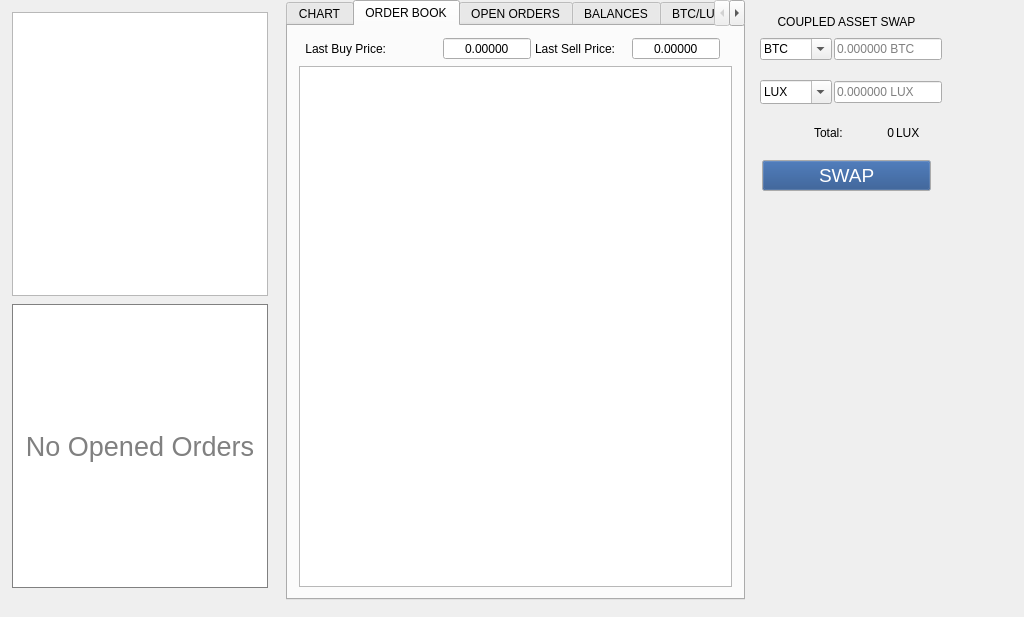
This is src/qt/forms/luxgatedialog.ui in LUX-Core/lux as Qt 5 draws it before an edit. The edited form follows.
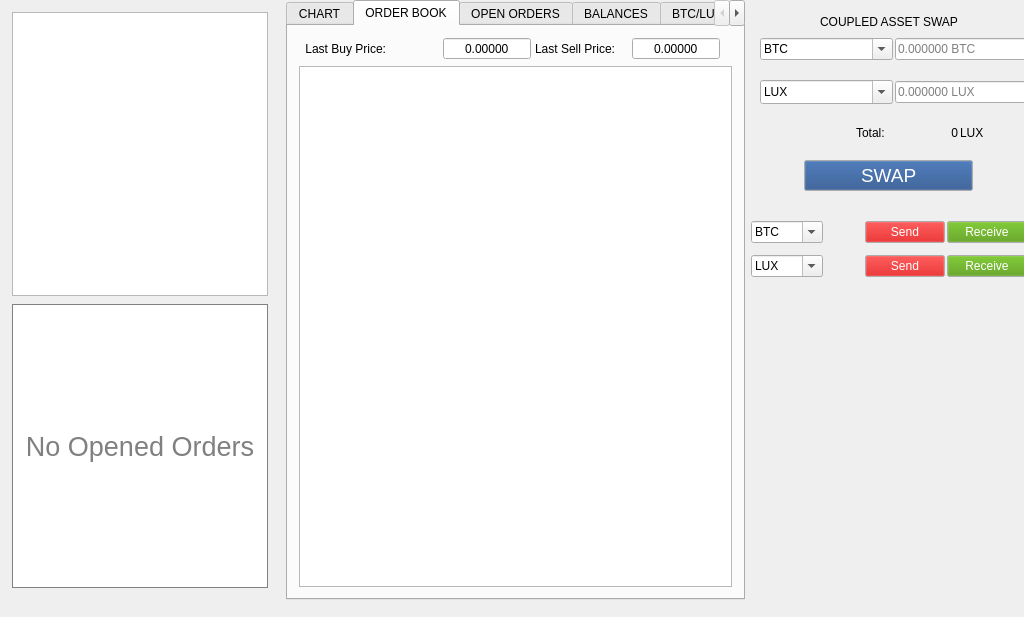
This is the edited form. Icons and pictures are not drawn.

Commit message: Add swap action panel

The edit to the form file:
```diff
--- a/src/qt/forms/luxgatedialog.ui
+++ b/src/qt/forms/luxgatedialog.ui
@@ -1571,6 +1571,447 @@
           <property name="bottomMargin">
            <number>0</number>
           </property>
+          <item>
+           <widget class="QWidget" name="source_action" native="true">
+            <property name="sizePolicy">
+             <sizepolicy hsizetype="Preferred" vsizetype="Fixed">
+              <horstretch>0</horstretch>
+              <verstretch>0</verstretch>
+             </sizepolicy>
+            </property>
+            <layout class="QHBoxLayout" name="Source_Action">
+             <property name="spacing">
+              <number>2</number>
+             </property>
+             <property name="leftMargin">
+              <number>0</number>
+             </property>
+             <property name="topMargin">
+              <number>0</number>
+             </property>
+             <property name="rightMargin">
+              <number>0</number>
+             </property>
+             <property name="bottomMargin">
+              <number>0</number>
+             </property>
+             <item>
+              <widget class="QComboBox" name="comboBox_3">
+               <property name="editable">
+                <bool>true</bool>
+               </property>
+               <property name="currentText">
+                <string>BTC</string>
+               </property>
+              </widget>
+             </item>
+             <item>
+              <spacer name="horizontalSpacer_2">
+               <property name="orientation">
+                <enum>Qt::Horizontal</enum>
+               </property>
+               <property name="sizeType">
+                <enum>QSizePolicy::Preferred</enum>
+               </property>
+               <property name="sizeHint" stdset="0">
+                <size>
+                 <width>40</width>
+                 <height>20</height>
+                </size>
+               </property>
+              </spacer>
+             </item>
+             <item>
+              <widget class="QPushButton" name="pushButton_2">
+               <property name="sizePolicy">
+                <sizepolicy hsizetype="Preferred" vsizetype="Fixed">
+                 <horstretch>0</horstretch>
+                 <verstretch>0</verstretch>
+                </sizepolicy>
+               </property>
+               <property name="palette">
+                <palette>
+                 <active>
+                  <colorrole role="Button">
+                   <brush brushstyle="SolidPattern">
+                    <color alpha="255">
+                     <red>204</red>
+                     <green>0</green>
+                     <blue>0</blue>
+                    </color>
+                   </brush>
+                  </colorrole>
+                  <colorrole role="ButtonText">
+                   <brush brushstyle="SolidPattern">
+                    <color alpha="255">
+                     <red>255</red>
+                     <green>255</green>
+                     <blue>255</blue>
+                    </color>
+                   </brush>
+                  </colorrole>
+                 </active>
+                 <inactive>
+                  <colorrole role="Button">
+                   <brush brushstyle="SolidPattern">
+                    <color alpha="255">
+                     <red>204</red>
+                     <green>0</green>
+                     <blue>0</blue>
+                    </color>
+                   </brush>
+                  </colorrole>
+                  <colorrole role="ButtonText">
+                   <brush brushstyle="SolidPattern">
+                    <color alpha="255">
+                     <red>255</red>
+                     <green>255</green>
+                     <blue>255</blue>
+                    </color>
+                   </brush>
+                  </colorrole>
+                 </inactive>
+                 <disabled>
+                  <colorrole role="Button">
+                   <brush brushstyle="SolidPattern">
+                    <color alpha="255">
+                     <red>204</red>
+                     <green>0</green>
+                     <blue>0</blue>
+                    </color>
+                   </brush>
+                  </colorrole>
+                  <colorrole role="ButtonText">
+                   <brush brushstyle="SolidPattern">
+                    <color alpha="255">
+                     <red>190</red>
+                     <green>190</green>
+                     <blue>190</blue>
+                    </color>
+                   </brush>
+                  </colorrole>
+                 </disabled>
+                </palette>
+               </property>
+               <property name="text">
+                <string>Send</string>
+               </property>
+              </widget>
+             </item>
+             <item>
+              <widget class="QPushButton" name="pushButton">
+               <property name="sizePolicy">
+                <sizepolicy hsizetype="Preferred" vsizetype="Fixed">
+                 <horstretch>0</horstretch>
+                 <verstretch>0</verstretch>
+                </sizepolicy>
+               </property>
+               <property name="palette">
+                <palette>
+                 <active>
+                  <colorrole role="Button">
+                   <brush brushstyle="SolidPattern">
+                    <color alpha="255">
+                     <red>78</red>
+                     <green>154</green>
+                     <blue>6</blue>
+                    </color>
+                   </brush>
+                  </colorrole>
+                  <colorrole role="Text">
+                   <brush brushstyle="SolidPattern">
+                    <color alpha="255">
+                     <red>255</red>
+                     <green>255</green>
+                     <blue>255</blue>
+                    </color>
+                   </brush>
+                  </colorrole>
+                  <colorrole role="ButtonText">
+                   <brush brushstyle="SolidPattern">
+                    <color alpha="255">
+                     <red>255</red>
+                     <green>255</green>
+                     <blue>255</blue>
+                    </color>
+                   </brush>
+                  </colorrole>
+                 </active>
+                 <inactive>
+                  <colorrole role="Button">
+                   <brush brushstyle="SolidPattern">
+                    <color alpha="255">
+                     <red>78</red>
+                     <green>154</green>
+                     <blue>6</blue>
+                    </color>
+                   </brush>
+                  </colorrole>
+                  <colorrole role="Text">
+                   <brush brushstyle="SolidPattern">
+                    <color alpha="255">
+                     <red>255</red>
+                     <green>255</green>
+                     <blue>255</blue>
+                    </color>
+                   </brush>
+                  </colorrole>
+                  <colorrole role="ButtonText">
+                   <brush brushstyle="SolidPattern">
+                    <color alpha="255">
+                     <red>255</red>
+                     <green>255</green>
+                     <blue>255</blue>
+                    </color>
+                   </brush>
+                  </colorrole>
+                 </inactive>
+                 <disabled>
+                  <colorrole role="Button">
+                   <brush brushstyle="SolidPattern">
+                    <color alpha="255">
+                     <red>78</red>
+                     <green>154</green>
+                     <blue>6</blue>
+                    </color>
+                   </brush>
+                  </colorrole>
+                  <colorrole role="Text">
+                   <brush brushstyle="SolidPattern">
+                    <color alpha="255">
+                     <red>190</red>
+                     <green>190</green>
+                     <blue>190</blue>
+                    </color>
+                   </brush>
+                  </colorrole>
+                  <colorrole role="ButtonText">
+                   <brush brushstyle="SolidPattern">
+                    <color alpha="255">
+                     <red>190</red>
+                     <green>190</green>
+                     <blue>190</blue>
+                    </color>
+                   </brush>
+                  </colorrole>
+                 </disabled>
+                </palette>
+               </property>
+               <property name="text">
+                <string>Receive</string>
+               </property>
+              </widget>
+             </item>
+            </layout>
+           </widget>
+          </item>
+          <item>
+           <widget class="QWidget" name="dest_action" native="true">
+            <property name="sizePolicy">
+             <sizepolicy hsizetype="Preferred" vsizetype="Fixed">
+              <horstretch>0</horstretch>
+              <verstretch>0</verstretch>
+             </sizepolicy>
+            </property>
+            <layout class="QHBoxLayout" name="horizontalLayout_3">
+             <property name="spacing">
+              <number>2</number>
+             </property>
+             <property name="leftMargin">
+              <number>0</number>
+             </property>
+             <property name="topMargin">
+              <number>0</number>
+             </property>
+             <property name="rightMargin">
+              <number>0</number>
+             </property>
+             <property name="bottomMargin">
+              <number>0</number>
+             </property>
+             <item>
+              <widget class="QComboBox" name="comboBox_4">
+               <property name="editable">
+                <bool>true</bool>
+               </property>
+               <property name="currentText">
+                <string>LUX</string>
+               </property>
+              </widget>
+             </item>
+             <item>
+              <spacer name="horizontalSpacer_6">
+               <property name="orientation">
+                <enum>Qt::Horizontal</enum>
+               </property>
+               <property name="sizeType">
+                <enum>QSizePolicy::Preferred</enum>
+               </property>
+               <property name="sizeHint" stdset="0">
+                <size>
+                 <width>40</width>
+                 <height>20</height>
+                </size>
+               </property>
+              </spacer>
+             </item>
+             <item>
+              <widget class="QPushButton" name="pushButton_4">
+               <property name="sizePolicy">
+                <sizepolicy hsizetype="Preferred" vsizetype="Fixed">
+                 <horstretch>0</horstretch>
+                 <verstretch>0</verstretch>
+                </sizepolicy>
+               </property>
+               <property name="palette">
+                <palette>
+                 <active>
+                  <colorrole role="Button">
+                   <brush brushstyle="SolidPattern">
+                    <color alpha="255">
+                     <red>204</red>
+                     <green>0</green>
+                     <blue>0</blue>
+                    </color>
+                   </brush>
+                  </colorrole>
+                  <colorrole role="ButtonText">
+                   <brush brushstyle="SolidPattern">
+                    <color alpha="255">
+                     <red>255</red>
+                     <green>255</green>
+                     <blue>255</blue>
+                    </color>
+                   </brush>
+                  </colorrole>
+                 </active>
+                 <inactive>
+                  <colorrole role="Button">
+                   <brush brushstyle="SolidPattern">
+                    <color alpha="255">
+                     <red>204</red>
+                     <green>0</green>
+                     <blue>0</blue>
+                    </color>
+                   </brush>
+                  </colorrole>
+                  <colorrole role="ButtonText">
+                   <brush brushstyle="SolidPattern">
+                    <color alpha="255">
+                     <red>255</red>
+                     <green>255</green>
+                     <blue>255</blue>
+                    </color>
+                   </brush>
+                  </colorrole>
+                 </inactive>
+                 <disabled>
+                  <colorrole role="Button">
+                   <brush brushstyle="SolidPattern">
+                    <color alpha="255">
+                     <red>204</red>
+                     <green>0</green>
+                     <blue>0</blue>
+                    </color>
+                   </brush>
+                  </colorrole>
+                  <colorrole role="ButtonText">
+                   <brush brushstyle="SolidPattern">
+                    <color alpha="255">
+                     <red>190</red>
+                     <green>190</green>
+                     <blue>190</blue>
+                    </color>
+                   </brush>
+                  </colorrole>
+                 </disabled>
+                </palette>
+               </property>
+               <property name="text">
+                <string>Send</string>
+               </property>
+              </widget>
+             </item>
+             <item>
+              <widget class="QPushButton" name="pushButton_3">
+               <property name="sizePolicy">
+                <sizepolicy hsizetype="Preferred" vsizetype="Fixed">
+                 <horstretch>0</horstretch>
+                 <verstretch>0</verstretch>
+                </sizepolicy>
+               </property>
+               <property name="palette">
+                <palette>
+                 <active>
+                  <colorrole role="Button">
+                   <brush brushstyle="SolidPattern">
+                    <color alpha="255">
+                     <red>78</red>
+                     <green>154</green>
+                     <blue>6</blue>
+                    </color>
+                   </brush>
+                  </colorrole>
+                  <colorrole role="ButtonText">
+                   <brush brushstyle="SolidPattern">
+                    <color alpha="255">
+                     <red>255</red>
+                     <green>255</green>
+                     <blue>255</blue>
+                    </color>
+                   </brush>
+                  </colorrole>
+                 </active>
+                 <inactive>
+                  <colorrole role="Button">
+                   <brush brushstyle="SolidPattern">
+                    <color alpha="255">
+                     <red>78</red>
+                     <green>154</green>
+                     <blue>6</blue>
+                    </color>
+                   </brush>
+                  </colorrole>
+                  <colorrole role="ButtonText">
+                   <brush brushstyle="SolidPattern">
+                    <color alpha="255">
+                     <red>255</red>
+                     <green>255</green>
+                     <blue>255</blue>
+                    </color>
+                   </brush>
+                  </colorrole>
+                 </inactive>
+                 <disabled>
+                  <colorrole role="Button">
+                   <brush brushstyle="SolidPattern">
+                    <color alpha="255">
+                     <red>78</red>
+                     <green>154</green>
+                     <blue>6</blue>
+                    </color>
+                   </brush>
+                  </colorrole>
+                  <colorrole role="ButtonText">
+                   <brush brushstyle="SolidPattern">
+                    <color alpha="255">
+                     <red>190</red>
+                     <green>190</green>
+                     <blue>190</blue>
+                    </color>
+                   </brush>
+                  </colorrole>
+                 </disabled>
+                </palette>
+               </property>
+               <property name="text">
+                <string>Receive</string>
+               </property>
+              </widget>
+             </item>
+            </layout>
+           </widget>
+          </item>
          </layout>
         </widget>
        </item>
```
